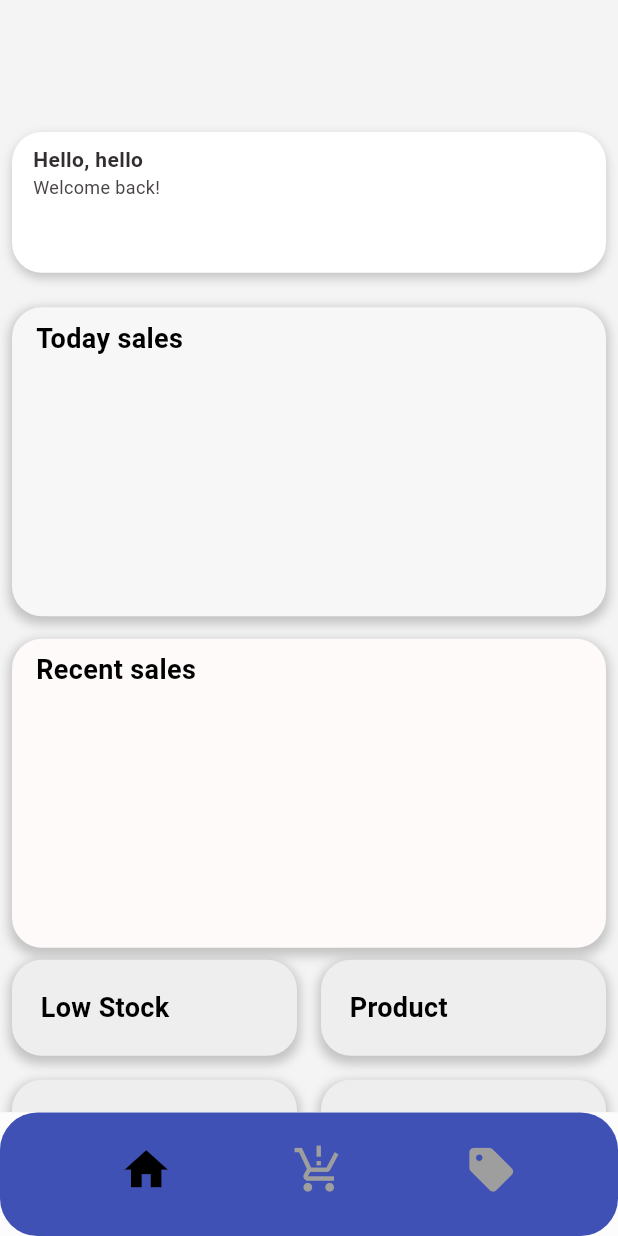
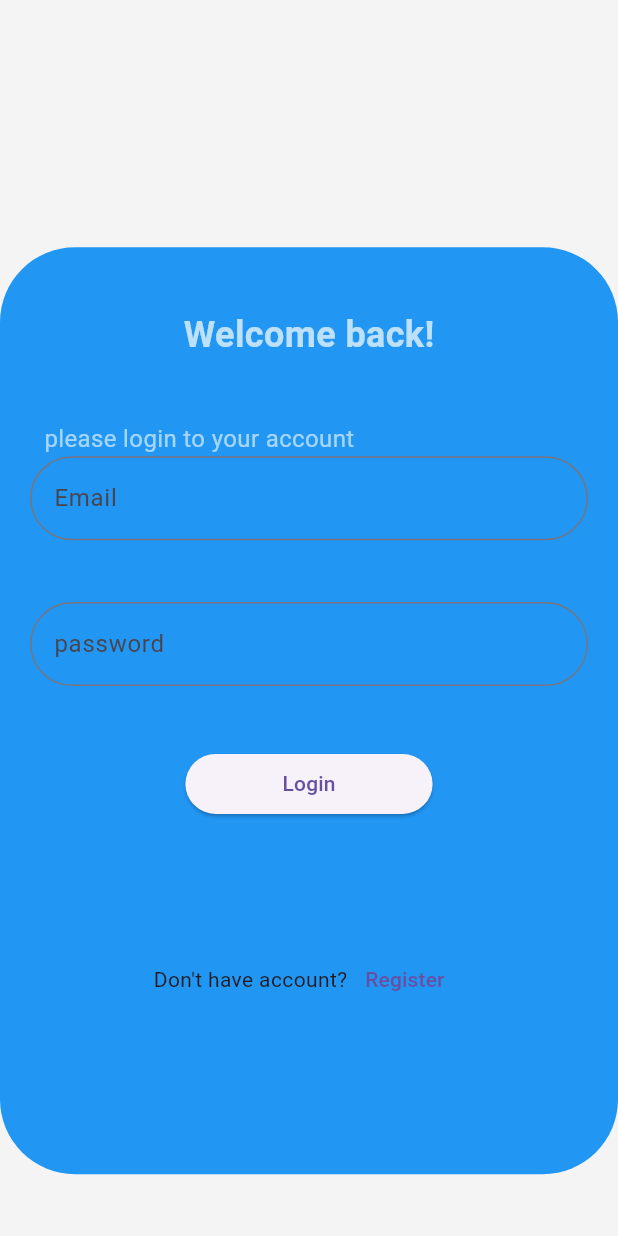
Before and after one commit to Phally-jr/mini_pos_system, a Flutter app: the screen it shows after launch, on a phone screen of 412 x 824 dp. Run offline on Flutter 3.47's test engine with Material 3 defaults, Android fonts, the phone set to English and light mode, and no system bars; our stand-ins replace flutter_dotenv, get, supabase_flutter; accounts and stored records are empty.

Commit message:
do auth screen

```diff
--- a/lib/config/routes/app_pages.dart
+++ b/lib/config/routes/app_pages.dart
@@ -1,6 +1,8 @@
 import 'package:get/get.dart';
 import 'package:mini_pos_system/config/routes/app_routes.dart';
 import 'package:mini_pos_system/screen/responsive.dart';
+import 'package:mini_pos_system/screen/small/auth/loginscreen.dart';
+import 'package:mini_pos_system/screen/small/auth/signupscreen.dart';
 import 'package:mini_pos_system/screen/small/homescreen.dart';
 import 'package:mini_pos_system/screen/small/productscreen.dart';
 import 'package:mini_pos_system/screen/small/salesscreen.dart';
@@ -8,10 +10,19 @@ import 'package:mini_pos_system/screen/small/mainpage.dart';
 import 'package:mini_pos_system/screen/small/welcomescreen.dart';
 import 'package:mini_pos_system/screen/small/product_detailscreen.dart';
 
+
 class AppRouting {
   String shopname = "";
   static final route = RouteView.values.map((e) {
     switch (e) {
+      case RouteView.signupscreen:
+        {
+          return GetPage(name: "/${e.name}", page: () => Signupscreen());
+        }
+      case RouteView.loginScreen:
+        {
+          return GetPage(name: "/${e.name}", page: () => LoginScreen());
+        }
       case RouteView.productDetailscreen:
         {
           return GetPage(name: "/${e.name}", page: () => ProductDetailscreen());
--- a/lib/config/routes/app_routes.dart
+++ b/lib/config/routes/app_routes.dart
@@ -11,6 +11,8 @@ enum RouteView {
   salesscreen,
   welcome,
   productDetailscreen,
+  loginScreen,
+  signupscreen,
 }
 
 extension AppPages on RouteView {
--- /dev/null
+++ b/lib/controller/auth_controller.dart
@@ -0,0 +1,24 @@
+import 'package:get/get.dart ';
+class AuthscreenController extends GetxController {
+  // Observable state
+  final isAuthenticated = false.obs;
+  final username = ''.obs;
+  final password = ''.obs;
+
+  void login(String user, String pass) {
+    // Implement login logic here
+    if (user == 'admin' && pass == 'password') {
+      isAuthenticated.value = true;
+      username.value = user;
+      password.value = pass;
+    } else {
+      isAuthenticated.value = false;
+    }
+  }
+
+  void logout() {
+    isAuthenticated.value = false;
+    username.value = '';
+    password.value = '';
+  }
+}
--- a/lib/screen/responsive.dart
+++ b/lib/screen/responsive.dart
@@ -3,7 +3,7 @@ import 'package:get/get.dart';
 import 'package:mini_pos_system/controller/home_controller.dart';
 import 'package:mini_pos_system/screen/large/homescreenlarge.dart';
 import 'package:mini_pos_system/screen/medium/homescreenmedium.dart';
-import 'package:mini_pos_system/screen/small/mainpage.dart';
+import 'package:mini_pos_system/screen/small/auth/loginscreen.dart';
 
 class Responsive extends GetResponsiveView<HomeController> {
   Widget? small, medium, large;
@@ -14,15 +14,16 @@ class Responsive extends GetResponsiveView<HomeController> {
   static double h(double percentage) => Get.height * (percentage / 100);
   @override
   Widget? phone() {
-    return small ?? MainPage(shopName:"hello");
+    return LoginScreen();
   }
+
   @override
   Widget? tablet() {
-    return medium ?? Homescreenmedium();
+    return Homescreenmedium();
   }
 
   @override
   Widget? desktop() {
-    return large ?? Homescreenlarge();
+    return Homescreenlarge();
   }
 }
--- /dev/null
+++ b/lib/screen/small/auth/loginscreen.dart
@@ -0,0 +1,131 @@
+import 'package:flutter/material.dart';
+import 'package:get/get.dart';
+import 'package:mini_pos_system/config/routes/app_routes.dart';
+import 'package:mini_pos_system/controller/auth_controller.dart';
+import 'package:mini_pos_system/screen/responsive.dart';
+
+class LoginScreen extends GetView<AuthscreenController> {
+  LoginScreen({super.key});
+  final _formKey = GlobalKey<FormState>();
+  Widget space = SizedBox(height: Responsive.h(5));
+  @override
+  Widget build(BuildContext context) {
+    return Scaffold(
+      backgroundColor: const Color.fromARGB(255, 244, 244, 244),
+      body: _buildBody(),
+    );
+  }
+
+  Widget _buildBody() {
+    return Column(
+      children: [
+        SizedBox(height: Responsive.h(20)),
+        Container(
+          height: Responsive.h(75),
+          width: Responsive.w(100),
+          decoration: BoxDecoration(
+            color: Colors.blue,
+            borderRadius: BorderRadius.circular(50),
+          ),
+          child: Column(
+            children: [
+              space,
+              Text(
+                "Welcome back!",
+                style: TextStyle(
+                  fontSize: 24,
+                  fontWeight: FontWeight.bold,
+                  color: Colors.white70,
+                ),
+              ),
+              space,
+              SizedBox(
+                width: double.infinity,
+                child: Text(
+                  "       please login to your account",
+                  style: TextStyle(fontSize: 16, color: Colors.white60),
+                ),
+              ),
+
+              Padding(
+                padding: const EdgeInsets.only(left: 20, right: 20),
+                child: Form(
+                  key: _formKey,
+                  child: Column(
+                    children: [
+                      TextFormField(
+                        decoration: InputDecoration(
+                          labelText: "Email",
+                          border: OutlineInputBorder(
+                            borderRadius: BorderRadius.circular(50),
+                          ),
+                        ),
+                        validator: (value) {
+                          if (value == null || value.isEmpty) {
+                            return 'Please enter your email';
+                          }
+                          final emailRegex = RegExp(
+                            r'^[\w-\.]+@([\w-]+\.)+[\w-]{2,4}$',
+                          );
+                          if (!emailRegex.hasMatch(value)) {
+                            return 'Please enter a valid email address';
+                          }
+                          return null;
+                        },
+                      ),
+                      space,
+                      TextFormField(
+                        obscureText: true,
+                        decoration: InputDecoration(
+                          labelText: "password",
+                          border: OutlineInputBorder(
+                            borderRadius: BorderRadius.circular(50),
+                          ),
+                        ),
+                        validator: (value) {
+                          if (value == null || value.isEmpty) {
+                            return 'Please enter your password';
+                          }
+                          if (value.length < 6) {
+                            return 'Password must be at least 6 characters long';
+                          }
+                          return null;
+                        },
+                      ),
+                      space,
+                      SizedBox(
+                        width: Responsive.w(40),
+                        child: ElevatedButton(
+                          onPressed: () {
+                            if (_formKey.currentState!.validate()) {
+                              // Process the login
+                            }
+                          },
+                          child: Text("Login"),
+                        ),
+                      ),
+                      space,
+                      space,
+                      Row(
+                        children: [
+                          SizedBox(width: Responsive.w(20)),
+                          Text("Don't have account?"),
+                          TextButton(
+                            onPressed: () {
+                              RouteView.signupscreen.go() ;
+                            },
+                            child: Text("Register"),
+                          ),
+                        ],
+                      ),
+                    ],
+                  ),
+                ),
+              ),
+            ],
+          ),
+        ),
+      ],
+    );
+  }
+}
```
Also changed, not shown: lib/config/function/function.dart (deleted, +0 -184 lines), lib/config/service/api_service.dart (deleted, +0 -168 lines), lib/screen/small/auth/signupscreen.dart (added, +58 -0 lines).
